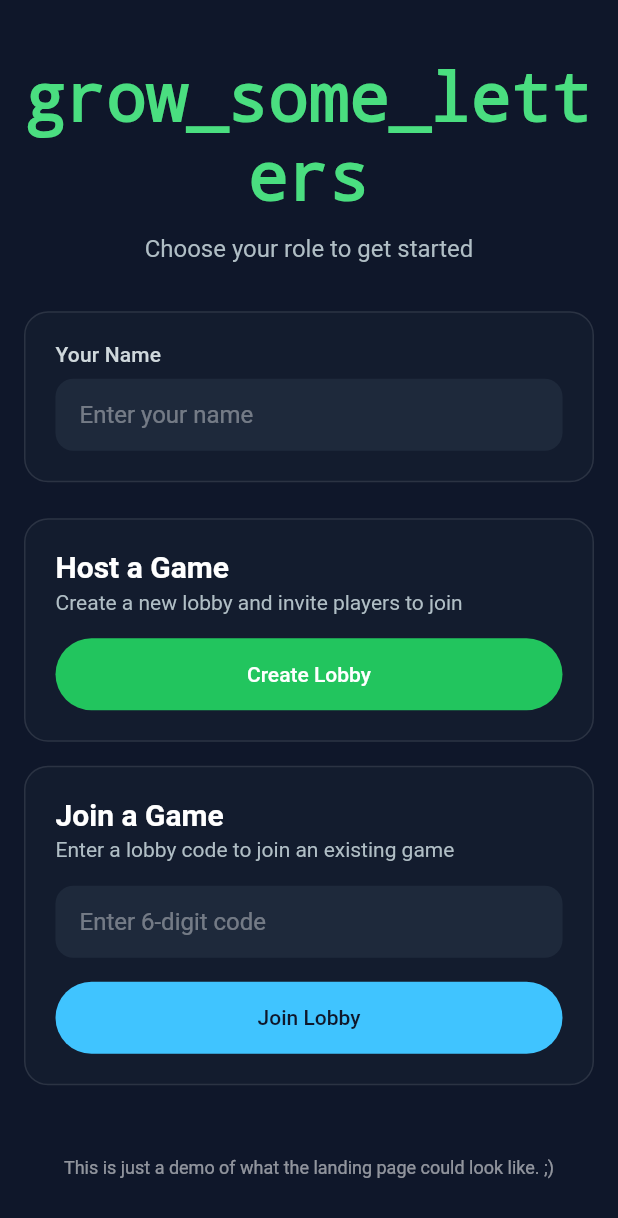
After one commit to OrtheSnowJames/growletters, a Flutter app: the LobbyPage screen opened directly, on a phone screen of 412 x 824 dp. The commit adds this screen. Shown: the top 1218 px of the screen. Run offline on Flutter 3.47's test engine with Material 3 defaults, Android fonts, the phone set to English and light mode, and no system bars; our stand-ins replace yaml.

Commit message:
main lobby page

```diff
--- /dev/null
+++ b/lib/lobby/main_page.dart
@@ -0,0 +1,368 @@
+import 'package:flutter/material.dart';
+
+class LobbyPage extends StatefulWidget {
+  const LobbyPage({super.key});
+
+  @override
+  State<LobbyPage> createState() => _LobbyPageState();
+}
+
+class _LobbyPageState extends State<LobbyPage> {
+  final TextEditingController _playerNameController = TextEditingController();
+  final TextEditingController _lobbyCodeController = TextEditingController();
+
+  bool _showLobbyLink = false;
+  bool _allowedToBeHost = true;
+  String? _errorMessage;
+  String? _successMessage;
+
+  @override
+  void initState() {
+    super.initState();
+    final codeFromUrl = Uri.base.queryParameters['code'];
+    if (codeFromUrl != null && codeFromUrl.isNotEmpty) {
+      _lobbyCodeController.text = codeFromUrl.toUpperCase();
+      _allowedToBeHost = false;
+    }
+  }
+
+  @override
+  void dispose() {
+    _playerNameController.dispose();
+    _lobbyCodeController.dispose();
+    super.dispose();
+  }
+
+  @override
+  Widget build(BuildContext context) {
+    final theme = Theme.of(context);
+
+    return Scaffold(
+      backgroundColor: const Color(0xFF0F172A),
+      body: Center(
+        child: SingleChildScrollView(
+          padding: const EdgeInsets.all(16),
+          child: ConstrainedBox(
+            constraints: const BoxConstraints(maxWidth: 480),
+            child: Column(
+              crossAxisAlignment: CrossAxisAlignment.stretch,
+              children: [
+                _buildHeader(theme),
+                const SizedBox(height: 32),
+                _buildNameField(theme),
+                const SizedBox(height: 24),
+                if (_allowedToBeHost) ...[
+                  _buildHostCard(theme),
+                  const SizedBox(height: 16),
+                ],
+                _buildJoinCard(theme),
+                const SizedBox(height: 24),
+                _buildStatusMessages(theme),
+                const SizedBox(height: 24),
+                _buildFooter(theme),
+              ],
+            ),
+          ),
+        ),
+      ),
+    );
+  }
+
+  Widget _buildHeader(ThemeData theme) {
+    return Column(
+      children: [
+        Text(
+          'grow_some_letters',
+          textAlign: TextAlign.center,
+          style: theme.textTheme.displaySmall?.copyWith(
+            color: const Color(0xFF4ADE80),
+            fontFamily: 'monospace',
+            fontWeight: FontWeight.bold,
+          ),
+        ),
+        const SizedBox(height: 12),
+        Text(
+          _allowedToBeHost
+              ? 'Choose your role to get started'
+              : 'Enter your name',
+          textAlign: TextAlign.center,
+          style: theme.textTheme.titleMedium?.copyWith(
+            color: Colors.blueGrey[200],
+          ),
+        ),
+      ],
+    );
+  }
+
+  Widget _buildNameField(ThemeData theme) {
+    return _DarkCard(
+      child: Column(
+        crossAxisAlignment: CrossAxisAlignment.start,
+        children: [
+          Text(
+            'Your Name',
+            style: theme.textTheme.titleSmall?.copyWith(
+              color: Colors.blueGrey[100],
+            ),
+          ),
+          const SizedBox(height: 8),
+          TextField(
+            controller: _playerNameController,
+            style: const TextStyle(color: Colors.white),
+            decoration: _inputDecoration('Enter your name'),
+          ),
+        ],
+      ),
+    );
+  }
+
+  Widget _buildHostCard(ThemeData theme) {
+    return _DarkCard(
+      child: Column(
+        crossAxisAlignment: CrossAxisAlignment.start,
+        children: [
+          _cardHeader(
+            theme,
+            title: 'Host a Game',
+            subtitle: 'Create a new lobby and invite players to join',
+          ),
+          const SizedBox(height: 16),
+          SizedBox(
+            width: double.infinity,
+            child: FilledButton(
+              onPressed: () {
+                setState(() {
+                  _showLobbyLink = true;
+                  _successMessage = 'Lobby created! Code: ABC123';
+                  _errorMessage = null;
+                });
+              },
+              style: FilledButton.styleFrom(
+                padding: const EdgeInsets.symmetric(vertical: 16),
+                backgroundColor: const Color(0xFF22C55E),
+              ),
+              child: const Text('Create Lobby'),
+            ),
+          ),
+          if (_showLobbyLink) ...[
+            const SizedBox(height: 20),
+            Container(
+              padding: const EdgeInsets.all(12),
+              decoration: BoxDecoration(
+                color: const Color(0xFF17223b),
+                borderRadius: BorderRadius.circular(12),
+                border: Border.all(color: Colors.white24),
+              ),
+              child: Row(
+                children: [
+                  Expanded(
+                    child: Column(
+                      crossAxisAlignment: CrossAxisAlignment.start,
+                      children: const [
+                        Text(
+                          'Share this link with players:',
+                          style: TextStyle(color: Colors.white70),
+                        ),
+                        SizedBox(height: 8),
+                        Text(
+                          'growletters.app/landing?code=ABC123',
+                          style: TextStyle(
+                            color: Colors.white,
+                            fontWeight: FontWeight.bold,
+                          ),
+                        ),
+                      ],
+                    ),
+                  ),
+                  const SizedBox(width: 12),
+                  OutlinedButton(
+                    onPressed: () {},
+                    style: OutlinedButton.styleFrom(
+                      foregroundColor: Colors.lightBlueAccent,
+                    ),
+                    child: const Text('Copy'),
+                  ),
+                ],
+              ),
+            ),
+          ],
+        ],
+      ),
+    );
+  }
+
+  Widget _buildJoinCard(ThemeData theme) {
+    return _DarkCard(
+      child: Column(
+        crossAxisAlignment: CrossAxisAlignment.start,
+        children: [
+          _cardHeader(
+            theme,
+            title: 'Join a Game',
+            subtitle: 'Enter a lobby code to join an existing game',
+          ),
+          const SizedBox(height: 16),
+          TextField(
+            controller: _lobbyCodeController,
+            style: const TextStyle(color: Colors.white),
+            decoration: _inputDecoration('Enter 6-digit code'),
+            textCapitalization: TextCapitalization.characters,
+            maxLength: 6,
+          ),
+          const SizedBox(height: 16),
+          SizedBox(
+            width: double.infinity,
+            child: FilledButton(
+              onPressed: () {
+                final hasName = _playerNameController.text.trim().isNotEmpty;
+                setState(() {
+                  if (!hasName) {
+                    _errorMessage = 'Please enter your name before joining.';
+                    _successMessage = null;
+                    return;
+                  }
+                  _errorMessage = null;
+                  _successMessage = 'Joining lobby...';
+                });
+              },
+              style: FilledButton.styleFrom(
+                padding: const EdgeInsets.symmetric(vertical: 16),
+                backgroundColor: Colors.lightBlueAccent,
+                foregroundColor: const Color(0xFF0F172A),
+              ),
+              child: const Text('Join Lobby'),
+            ),
+          ),
+        ],
+      ),
+    );
+  }
+
+  Widget _buildStatusMessages(ThemeData theme) {
+    return Column(
+      children: [
+        if (_errorMessage != null && _errorMessage!.isNotEmpty)
+          _StatusBanner(
+            message: _errorMessage!,
+            color: Colors.redAccent,
+            onDismiss: () => setState(() => _errorMessage = null),
+          ),
+        if (_successMessage != null && _successMessage!.isNotEmpty) ...[
+          if (_errorMessage != null) const SizedBox(height: 12),
+          _StatusBanner(
+            message: _successMessage!,
+            color: const Color(0xFF22C55E),
+            onDismiss: () => setState(() => _successMessage = null),
+          ),
+        ],
+      ],
+    );
+  }
+
+  Widget _buildFooter(ThemeData theme) {
+    return Text(
+      'This is just a demo of what the landing page could look like. ;)',
+      textAlign: TextAlign.center,
+      style: theme.textTheme.bodySmall?.copyWith(color: Colors.white54),
+    );
+  }
+
+  Widget _cardHeader(
+    ThemeData theme, {
+    required String title,
+    required String subtitle,
+  }) {
+    return Column(
+      crossAxisAlignment: CrossAxisAlignment.start,
+      children: [
+        Text(
+          title,
+          style: theme.textTheme.titleLarge?.copyWith(
+            color: Colors.white,
+            fontWeight: FontWeight.bold,
+          ),
+        ),
+        const SizedBox(height: 4),
+        Text(
+          subtitle,
+          style: theme.textTheme.bodyMedium?.copyWith(
+            color: Colors.blueGrey[200],
+          ),
+        ),
+      ],
+    );
+  }
+
+  InputDecoration _inputDecoration(String hint) {
+    return InputDecoration(
+      filled: true,
+      fillColor: const Color(0xFF1E293B),
+      hintText: hint,
+      hintStyle: const TextStyle(color: Colors.white38),
+      border: OutlineInputBorder(
+        borderRadius: BorderRadius.circular(12),
+        borderSide: BorderSide.none,
+      ),
+      contentPadding: const EdgeInsets.symmetric(horizontal: 16, vertical: 14),
+      counterText: '',
+    );
+  }
+}
+
+class _DarkCard extends StatelessWidget {
+  const _DarkCard({required this.child});
+
+  final Widget child;
+
+  @override
+  Widget build(BuildContext context) {
+    return Container(
+      padding: const EdgeInsets.all(20),
+      decoration: BoxDecoration(
+        color: const Color(0xFF131C2E),
+        borderRadius: BorderRadius.circular(16),
+        border: Border.all(color: Colors.white10),
+      ),
+      child: child,
+    );
+  }
+}
+
+class _StatusBanner extends StatelessWidget {
+  const _StatusBanner({
+    required this.message,
+    required this.color,
+    required this.onDismiss,
+  });
+
+  final String message;
+  final Color color;
+  final VoidCallback onDismiss;
+
+  @override
+  Widget build(BuildContext context) {
+    return Container(
+      padding: const EdgeInsets.symmetric(horizontal: 16, vertical: 12),
+      decoration: BoxDecoration(
+        color: color.withOpacity(0.2),
+        borderRadius: BorderRadius.circular(12),
+        border: Border.all(color: color),
+      ),
+      child: Row(
+        children: [
+          Expanded(
+            child: Text(
+              message,
+              style: TextStyle(color: color, fontWeight: FontWeight.w600),
+            ),
+          ),
+          IconButton(
+            icon: const Icon(Icons.close, size: 18),
+            color: color,
+            onPressed: onDismiss,
+          ),
+        ],
+      ),
+    );
+  }
+}
```
Also changed, not shown: lib/main.dart (+25 -0 lines), 4 other files.
